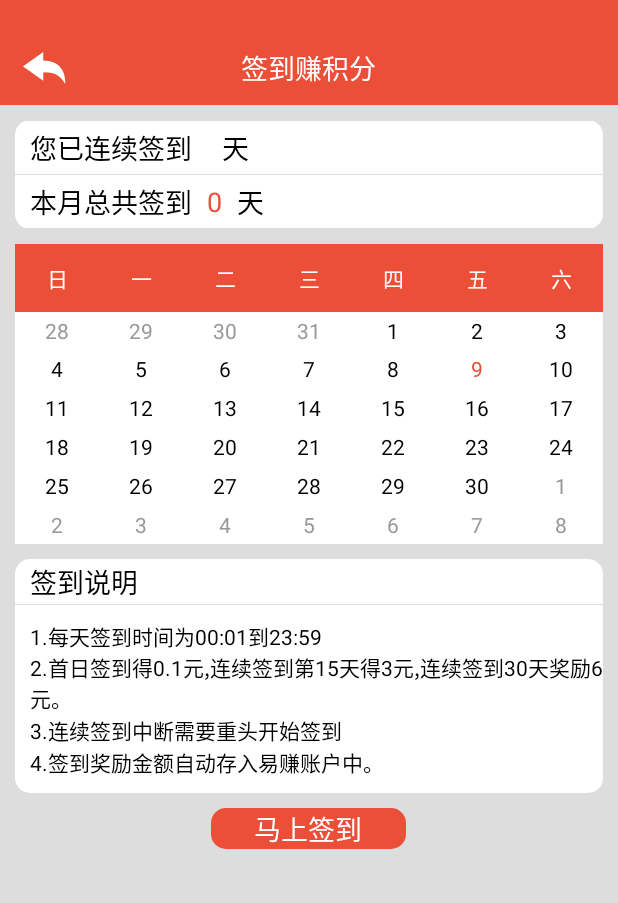
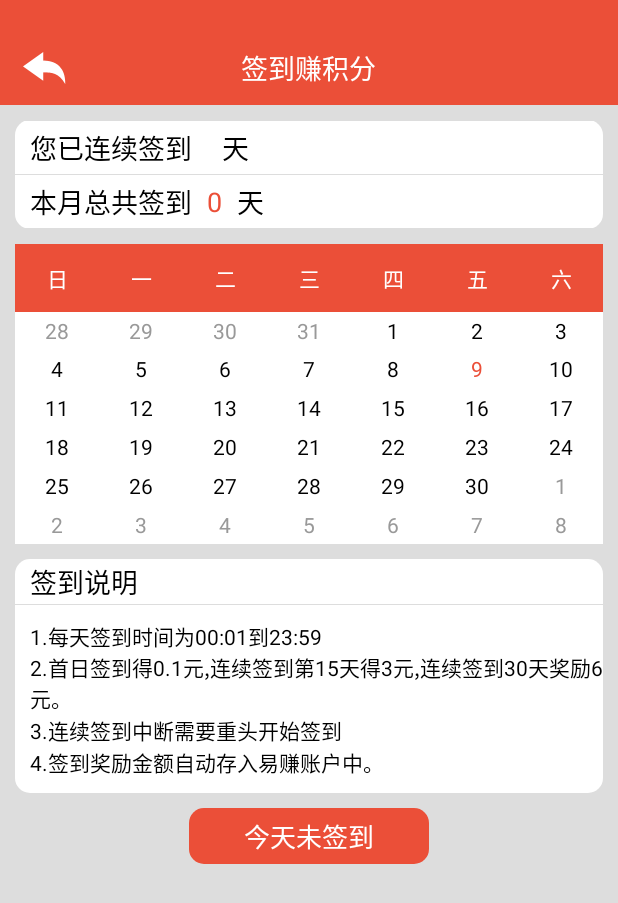
Before and after one commit to lss0555/ChuanQisss, an Android app: the SignActivity screen opened directly, with no data from a screen before it, on a phone screen of 412 x 824 dp. Shown: the top 903 px of the screen. Run offline under Robolectric (Android 15) with nearby library versions, the phone set to English and light mode, and no system bars; our stand-ins replace CircleImageView.

Commit message:
签到处理

```diff
--- a/app/src/main/java/Fragments/ShareFragment.java
+++ b/app/src/main/java/Fragments/ShareFragment.java
@@ -73,14 +73,14 @@ public class ShareFragment extends BaseFragment {
         OnekeyShare oks = new OnekeyShare();
         oks.disableSSOWhenAuthorize();//关闭sso授权
         oks.setTitle("易赚ATM");  // titleUrl是标题的网络链接，仅在人人网和QQ空间使用
-        oks.setTitleUrl("http://mp.weixin.qq.com/s?__biz=MzI2ODQxNjc4Nw==&tempkey=TJGSKFMEgZ9oa1B%2BE8CWcGnESBIWDOwXkCJapihf2V5JDYbplnYAMWkBsa5qv6gTNC%2FTeyXaivR37T79khNiUnW0RBpzakERlj5k1w9PeKdv%2FSIz5KTx2YpYCaUB647yfIunOV3kXs9%2FCukB%2B4r0Bw%3D%3D&#rd");
+        oks.setTitleUrl("http://weibo.com/ttarticle/p/show?id=2309404017475523111097");
         oks.setText("易赚ATM,快来加入一起来赚吧！");  // text是分享文本，所有平台都需要这个字段
         // imagePath是图片的本地路径，Linked-In以外的平台都支持此参数
         oks.setImageUrl("http://bmob-cdn-4915.b0.upaiyun.com/2016/09/08/e52ab1af40b10546807df1d125c2bc70.jpg");
-        oks.setUrl("http://mp.weixin.qq.com/s?__biz=MzI2ODQxNjc4Nw==&tempkey=TJGSKFMEgZ9oa1B%2BE8CWcGnESBIWDOwXkCJapihf2V5JDYbplnYAMWkBsa5qv6gTNC%2FTeyXaivR37T79khNiUnW0RBpzakERlj5k1w9PeKdv%2FSIz5KTx2YpYCaUB647yfIunOV3kXs9%2FCukB%2B4r0Bw%3D%3D&#rd"); // url仅在微信（包括好友和朋友圈）中使用
+        oks.setUrl("http://weibo.com/ttarticle/p/show?id=2309404017475523111097"); // url仅在微信（包括好友和朋友圈）中使用
         oks.setComment("易赚有你才完美");// comment是我对这条分享的评论，仅在人人网和QQ空间使用
         oks.setSite(getString(R.string.app_name)); // site是分享此内容的网站名称，仅在QQ空间使用
-        oks.setSiteUrl("http://mp.weixin.qq.com/s?__biz=MzI2ODQxNjc4Nw==&tempkey=TJGSKFMEgZ9oa1B%2BE8CWcGnESBIWDOwXkCJapihf2V5JDYbplnYAMWkBsa5qv6gTNC%2FTeyXaivR37T79khNiUnW0RBpzakERlj5k1w9PeKdv%2FSIz5KTx2YpYCaUB647yfIunOV3kXs9%2FCukB%2B4r0Bw%3D%3D&#rd");   // siteUrl是分享此内容的网站地址，仅在QQ空间使用
+        oks.setSiteUrl("http://weibo.com/ttarticle/p/show?id=2309404017475523111097");   // siteUrl是分享此内容的网站地址，仅在QQ空间使用
         oks.setCallback(new PlatformActionListener() {
             @Override
             public void onComplete(Platform platform, int i, HashMap<String, Object> hashMap) {
--- a/app/src/main/java/activity/NewerTaskActivity.java
+++ b/app/src/main/java/activity/NewerTaskActivity.java
@@ -94,15 +94,15 @@ public class NewerTaskActivity extends BaseActivity implements View.OnClickListe
         OnekeyShare oks = new OnekeyShare();
         oks.disableSSOWhenAuthorize();//关闭sso授权
         oks.setTitle("易赚ATM");  // titleUrl是标题的网络链接，仅在人人网和QQ空间使用
-        oks.setTitleUrl("http://mp.weixin.qq.com/s?__biz=MzI2ODQxNjc4Nw==&tempkey=TJGSKFMEgZ9oa1B%2BE8CWcGnESBIWDOwXkCJapihf2V5JDYbplnYAMWkBsa5qv6gTNC%2FTeyXaivR37T79khNiUnW0RBpzakERlj5k1w9PeKdv%2FSIz5KTx2YpYCaUB647yfIunOV3kXs9%2FCukB%2B4r0Bw%3D%3D&#rd");
+        oks.setTitleUrl("http://weibo.com/ttarticle/p/show?id=2309404017475523111097");
         oks.setText("易赚ATM,快来加入一起来赚吧！");  // text是分享文本，所有平台都需要这个字段
         // imagePath是图片的本地路径，Linked-In以外的平台都支持此参数
 //        oks.setImagePath("/sdcard/test.jpg");//确保SDcard下面存在此张图片
         oks.setImageUrl("http://bmob-cdn-4915.b0.upaiyun.com/2016/09/08/e52ab1af40b10546807df1d125c2bc70.jpg");
-        oks.setUrl("http://mp.weixin.qq.com/s?__biz=MzI2ODQxNjc4Nw==&tempkey=TJGSKFMEgZ9oa1B%2BE8CWcGnESBIWDOwXkCJapihf2V5JDYbplnYAMWkBsa5qv6gTNC%2FTeyXaivR37T79khNiUnW0RBpzakERlj5k1w9PeKdv%2FSIz5KTx2YpYCaUB647yfIunOV3kXs9%2FCukB%2B4r0Bw%3D%3D&#rd"); // url仅在微信（包括好友和朋友圈）中使用
+        oks.setUrl("http://weibo.com/ttarticle/p/show?id=2309404017475523111097"); // url仅在微信（包括好友和朋友圈）中使用
         oks.setComment("易赚有你才完美");// comment是我对这条分享的评论，仅在人人网和QQ空间使用
         oks.setSite(getString(R.string.app_name)); // site是分享此内容的网站名称，仅在QQ空间使用
-        oks.setSiteUrl("http://mp.weixin.qq.com/s?__biz=MzI2ODQxNjc4Nw==&tempkey=TJGSKFMEgZ9oa1B%2BE8CWcGnESBIWDOwXkCJapihf2V5JDYbplnYAMWkBsa5qv6gTNC%2FTeyXaivR37T79khNiUnW0RBpzakERlj5k1w9PeKdv%2FSIz5KTx2YpYCaUB647yfIunOV3kXs9%2FCukB%2B4r0Bw%3D%3D&#rd");   // siteUrl是分享此内容的网站地址，仅在QQ空间使用
+        oks.setSiteUrl("http://weibo.com/ttarticle/p/show?id=2309404017475523111097");   // siteUrl是分享此内容的网站地址，仅在QQ空间使用
         oks.setCallback(new PlatformActionListener() {
             @Override
             public void onComplete(Platform platform, int i, HashMap<String, Object> hashMap) {
--- a/app/src/main/java/com/chuanqi/yz/wxapi/WXEntryActivity.java
+++ b/app/src/main/java/com/chuanqi/yz/wxapi/WXEntryActivity.java
@@ -1,5 +1,4 @@
 package com.chuanqi.yz.wxapi;
-
 import android.content.Intent;
 import android.os.Bundle;
 import android.support.v7.app.AppCompatActivity;
@@ -14,7 +13,6 @@ import cn.sharesdk.wechat.utils.WechatHandlerActivity;
  */
 /** 微信客户端回调activity示例 */
 public class WXEntryActivity extends WechatHandlerActivity {
-
 	/**
 	 * 处理微信发出的向第三方应用请求app message
 	 * <p>
--- /dev/null
+++ b/app/src/main/res/drawable/round_light_red_bg.xml
@@ -0,0 +1,12 @@
+<?xml version="1.0" encoding="utf-8"?>
+<shape xmlns:android="http://schemas.android.com/apk/res/android" >
+    <solid
+        android:color="@color/light_red"
+        />
+    <corners
+        android:topLeftRadius="10dp"
+        android:topRightRadius="10dp"
+        android:bottomLeftRadius="10dp"
+        android:bottomRightRadius="10dp"
+        />
+</shape>
--- a/app/src/main/res/layout/activity_sign.xml
+++ b/app/src/main/res/layout/activity_sign.xml
@@ -215,17 +215,19 @@
         </LinearLayout>
             <RelativeLayout
                 android:id="@+id/rtl_sign"
-                android:layout_width="130dp"
+                android:layout_width="160dp"
                 android:background="@drawable/round_red_bg"
                 android:layout_marginTop="10dp"
                 android:layout_marginBottom="10dp"
                 android:layout_gravity="center"
                 android:layout_height="match_parent">
                 <TextView
+                    android:id="@+id/tv_sign_state"
                     android:layout_width="wrap_content"
                     android:layout_marginLeft="10dp"
-                    android:text="马上签到"
-                    android:textSize="18sp"
+                    android:text="今天未签到"
+                    android:textSize="17sp"
+                    android:padding="5dp"
                     android:textColor="@drawable/white2gray_seleclor"
                     android:layout_centerVertical="true"
                     android:layout_centerInParent="true"
--- a/app/src/main/res/values/colors.xml
+++ b/app/src/main/res/values/colors.xml
@@ -5,6 +5,7 @@
     <color name="colorAccent">#FF4081</color>
     <color name="red">#eb4f38</color>
     <color name="dark_red">#f7000c</color>
+    <color name="light_red">#ffb5b5</color>
     <color name="black">#000000</color>
     <color name="white">#FFFFFF</color>
     <color name="dark_gray">#cccccc</color>
```
Also changed, not shown: app/src/main/java/activity/SignActivity.java (+36 -16 lines).
